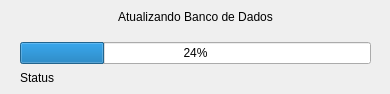
Above: src/migrationprogress.ui from AndersonSKM/FvDatabase before the change. Below: the same form after it.
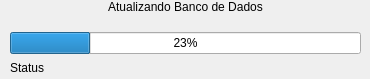
That is the form after the change.

```diff
--- a/src/migrationprogress.ui
+++ b/src/migrationprogress.ui
@@ -1,7 +1,7 @@
 <?xml version="1.0" encoding="UTF-8"?>
 <ui version="4.0">
  <class>MigrationProgress</class>
- <widget class="QDialog" name="MigrationProgress">
+ <widget class="QMainWindow" name="MigrationProgress">
   <property name="windowModality">
    <enum>Qt::WindowModal</enum>
   </property>
@@ -9,21 +9,25 @@
    <rect>
     <x>0</x>
     <y>0</y>
-    <width>390</width>
-    <height>94</height>
+    <width>370</width>
+    <height>79</height>
    </rect>
   </property>
   <property name="windowTitle">
    <string>Dialog</string>
   </property>
-  <property name="modal">
-   <bool>true</bool>
+  <property name="toolButtonStyle">
+   <enum>Qt::ToolButtonTextUnderIcon</enum>
   </property>
+  <property name="unifiedTitleAndToolBarOnMac">
+   <bool>false</bool>
+  </property>
+  <widget class="QWidget" name="centralwidget">
   <widget class="QLabel" name="lbStatus">
    <property name="geometry">
     <rect>
-     <x>20</x>
-     <y>70</y>
+      <x>10</x>
+      <y>60</y>
      <width>351</width>
      <height>16</height>
     </rect>
@@ -32,11 +36,11 @@
     <string>Status</string>
    </property>
   </widget>
-  <widget class="QWidget" name="">
+   <widget class="QWidget" name="layoutWidget">
    <property name="geometry">
     <rect>
-     <x>20</x>
-     <y>10</y>
+      <x>10</x>
+      <y>0</y>
      <width>351</width>
      <height>54</height>
     </rect>
@@ -74,11 +78,12 @@
     <item>
      <widget class="QProgressBar" name="progressBar">
       <property name="value">
-       <number>24</number>
+        <number>23</number>
       </property>
      </widget>
     </item>
    </layout>
+   </widget>
   </widget>
  </widget>
  <resources/>
```
Left out of the diff: 4 changed lines with no effect on the pictures. Lines whose indentation alone changed are shown as unchanged.
